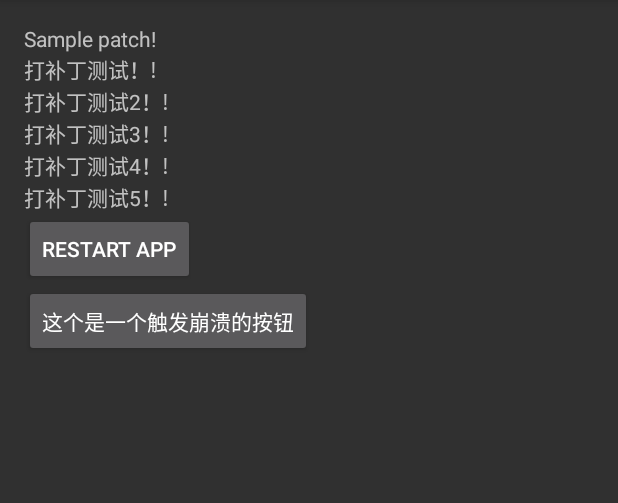
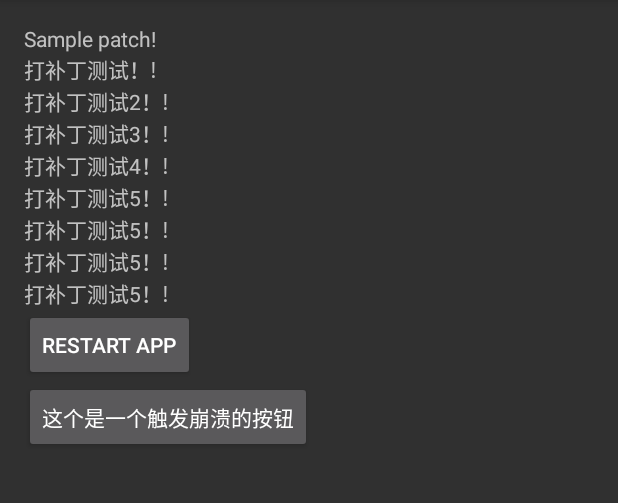
Before and after one commit to haibinpark/tinkerdemo, an Android app: the screen it shows after launch (MainActivity), on a phone screen of 412 x 824 dp, the part 84-587 px from its top. Run offline under Robolectric (Android 15) with nearby library versions, the phone set to English and light mode, and no system bars; libraries missing offline, so code that uses them is left out: com.tencent.tinker, com.umeng.message; 2 statements that could not run were skipped.

```diff
--- a/app/src/main/java/com/wkllme/llmwithtinker/MainActivity.java
+++ b/app/src/main/java/com/wkllme/llmwithtinker/MainActivity.java
@@ -54,12 +54,13 @@ public class MainActivity extends AppCompatActivity {
                 android.os.Process.killProcess(android.os.Process.myPid());
             }
         });
+        test_crash_bug = (Button) findViewById(R.id.test_crash_bug);
         test_crash_bug.setOnClickListener(new View.OnClickListener() {
             @Override
             public void onClick(View view) {
                 Toast
                         .makeText(MainActivity.this, "这个错误已经修正了", Toast.LENGTH_LONG)
-                        .show();
+                .show();
             }
         });
 
--- a/app/src/main/res/layout/activity_main.xml
+++ b/app/src/main/res/layout/activity_main.xml
@@ -4,38 +4,59 @@
     android:id="@+id/activity_main"
     android:layout_width="match_parent"
     android:layout_height="match_parent"
+    android:orientation="vertical"
     android:paddingBottom="@dimen/activity_vertical_margin"
     android:paddingLeft="@dimen/activity_horizontal_margin"
     android:paddingRight="@dimen/activity_horizontal_margin"
     android:paddingTop="@dimen/activity_vertical_margin"
-    android:orientation="vertical"
     tools:context="com.wkllme.llmwithtinker.MainActivity">
+
     <TextView
         android:id="@+id/textView"
         android:layout_width="wrap_content"
         android:layout_height="wrap_content"
-        android:text="Sample patch!"/>
+        android:text="Sample patch!" />
+
     <TextView
         android:id="@+id/textView1"
         android:layout_width="wrap_content"
         android:layout_height="wrap_content"
-        android:text="打补丁测试！!"/>
+        android:text="打补丁测试！!" />
+
     <TextView
         android:layout_width="wrap_content"
         android:layout_height="wrap_content"
-        android:text="打补丁测试2！!"/>
+        android:text="打补丁测试2！!" />
+
     <TextView
         android:layout_width="wrap_content"
         android:layout_height="wrap_content"
-        android:text="打补丁测试3！!"/>
+        android:text="打补丁测试3！!" />
+
     <TextView
         android:layout_width="wrap_content"
         android:layout_height="wrap_content"
-        android:text="打补丁测试4！!"/>
+        android:text="打补丁测试4！!" />
+
     <TextView
         android:layout_width="wrap_content"
         android:layout_height="wrap_content"
-        android:text="打补丁测试5！!"/>
+        android:text="打补丁测试5！!" />
+
+    <TextView
+        android:layout_width="wrap_content"
+        android:layout_height="wrap_content"
+        android:text="打补丁测试5！!" />
+
+    <TextView
+        android:layout_width="wrap_content"
+        android:layout_height="wrap_content"
+        android:text="打补丁测试5！!" />
+
+    <TextView
+        android:layout_width="wrap_content"
+        android:layout_height="wrap_content"
+        android:text="打补丁测试5！!" />
     <!--<Button-->
     <!--android:id="@+id/loadPatch"-->
     <!--android:layout_width="wrap_content"-->
@@ -53,12 +74,12 @@
         android:layout_alignParentLeft="true"
         android:layout_alignParentStart="true"
         android:layout_below="@+id/textView"
-        android:text="restart app"/>
+        android:text="restart app" />
 
 
     <Button
         android:id="@+id/test_crash_bug"
-        android:text="这个是一个触发崩溃的按钮"
         android:layout_width="wrap_content"
-        android:layout_height="wrap_content" />
+        android:layout_height="wrap_content"
+        android:text="这个是一个触发崩溃的按钮" />
 </LinearLayout>
--- a/gradle.properties
+++ b/gradle.properties
@@ -12,7 +12,7 @@
 # This option should only be used with decoupled projects. More details, visit
 # http://www.gradle.org/docs/current/userguide/multi_project_builds.html#sec:decoupled_projects
 # org.gradle.parallel=true
-#Tue Dec 06 09:31:19 CST 2016
+#Wed Dec 07 09:50:29 CST 2016
 systemProp.http.proxyHost=localhost
 systemProp.http.nonProxyHosts=192.168.*,localhost
 org.gradle.jvmargs=-Xmx1536m
```
Also changed, not shown: app/build.gradle (+4 -9 lines), 1 other file. Lines whose indentation alone changed are shown as unchanged.
